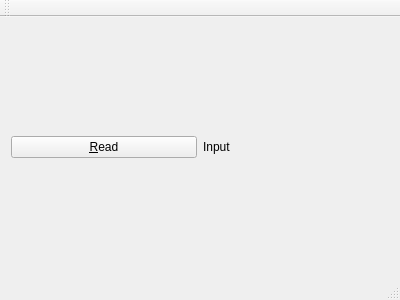
Above: mainwindow.ui from ottyajp/bookcollection_manager before the change. Below: the same form after it.
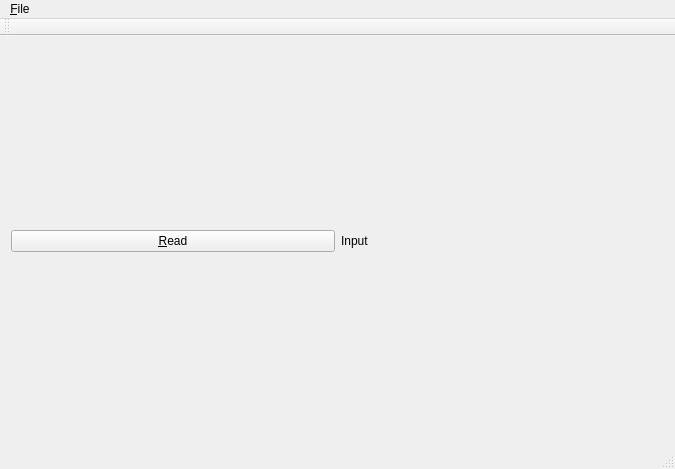
That is the form after the change.

Commit message: 終了コマンド追加

```diff
--- a/mainwindow.ui
+++ b/mainwindow.ui
@@ -6,8 +6,8 @@
    <rect>
     <x>0</x>
     <y>0</y>
-    <width>400</width>
-    <height>300</height>
+    <width>675</width>
+    <height>469</height>
    </rect>
   </property>
   <property name="windowTitle">
@@ -39,10 +39,17 @@
     <rect>
      <x>0</x>
      <y>0</y>
-     <width>400</width>
+     <width>675</width>
      <height>19</height>
     </rect>
    </property>
+   <widget class="QMenu" name="menu_File">
+    <property name="title">
+     <string>&amp;File</string>
+    </property>
+    <addaction name="action_Quit"/>
+   </widget>
+   <addaction name="menu_File"/>
   </widget>
   <widget class="QToolBar" name="mainToolBar">
    <attribute name="toolBarArea">
```
Left out of the diff: 8 changed lines with no effect on the pictures. The commit also changes 2 other files.
